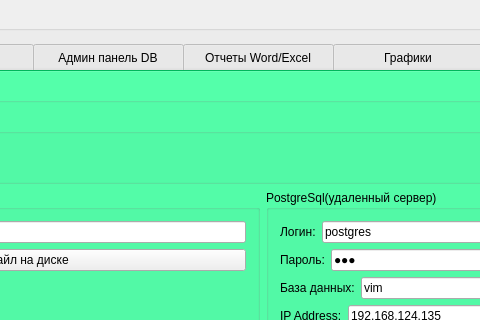
This is AdminPanel/adminwidget.ui in zanxi/qt_protowebclient as Qt 5 draws it before an edit; both pictures show x 292 to 772 and y 0 to 320 of the 975 by 582 pixel window. The edited form follows.
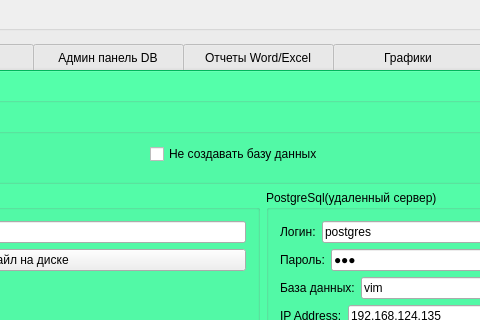
This is the edited form. The open tabs and pages were chosen to show the change.

Patch:
```diff
--- a/AdminPanel/adminwidget.ui
+++ b/AdminPanel/adminwidget.ui
@@ -111,6 +111,19 @@
                  <bool>false</bool>
                 </property>
                </widget>
+               <widget class="QCheckBox" name="checkBox_2">
+                <property name="geometry">
+                 <rect>
+                  <x>390</x>
+                  <y>30</y>
+                  <width>181</width>
+                  <height>20</height>
+                 </rect>
+                </property>
+                <property name="text">
+                 <string>Не создавать базу данных</string>
+                </property>
+               </widget>
               </widget>
              </item>
              <item>
```
Left out of the diff: 2 changed lines with no effect on the pictures.
